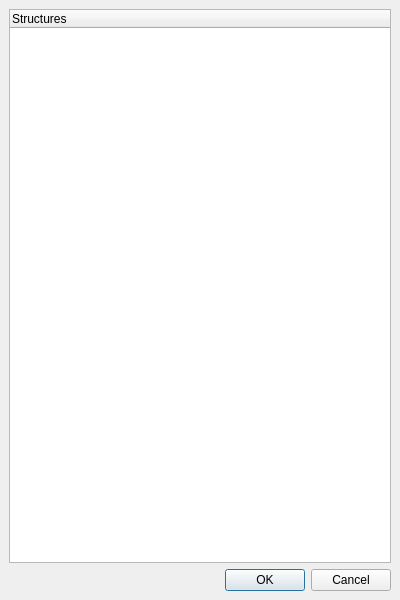
Qt form UI/glowbot-structures.ui (textbrowser/glitch) before a commit.
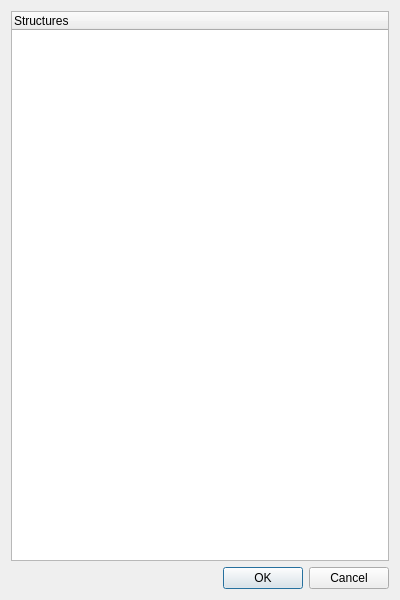
The same form after that commit. Icons and pictures are not drawn. Custom widgets are drawn as their Qt base class.

Commit message: Window to dialog.

```diff
--- a/UI/glowbot-structures.ui
+++ b/UI/glowbot-structures.ui
@@ -1,7 +1,7 @@
 <?xml version="1.0" encoding="UTF-8"?>
 <ui version="4.0">
  <class>glowbot_structures</class>
- <widget class="QMainWindow" name="glowbot_structures">
+ <widget class="QDialog" name="glowbot_structures">
   <property name="geometry">
    <rect>
     <x>0</x>
@@ -17,7 +17,6 @@
    <iconset resource="../Icons/icons.qrc">
     <normaloff>:/Logo/glowbot-logo.png</normaloff>:/Logo/glowbot-logo.png</iconset>
   </property>
-  <widget class="QWidget" name="centralwidget">
    <layout class="QVBoxLayout" name="verticalLayout">
     <item>
      <widget class="glowbot_structures_treewidget" name="tree">
@@ -57,7 +56,6 @@
      </widget>
     </item>
    </layout>
-  </widget>
  </widget>
  <customwidgets>
   <customwidget>
```
Lines whose indentation alone changed are shown as unchanged. The commit also changes 3 other files.
